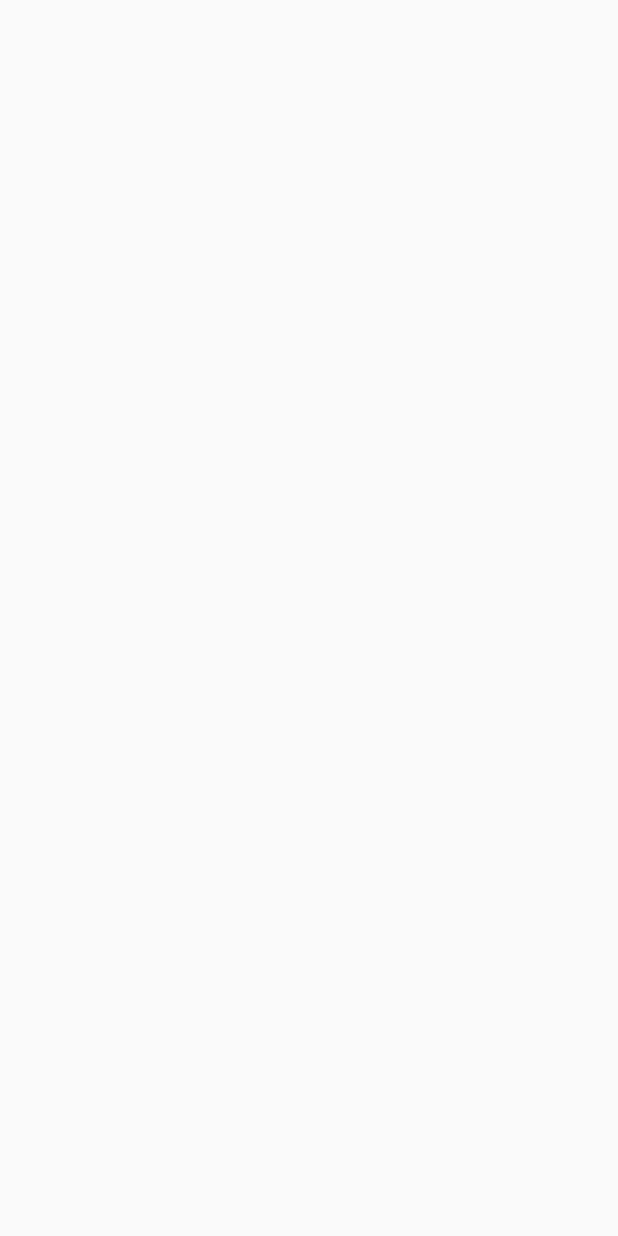
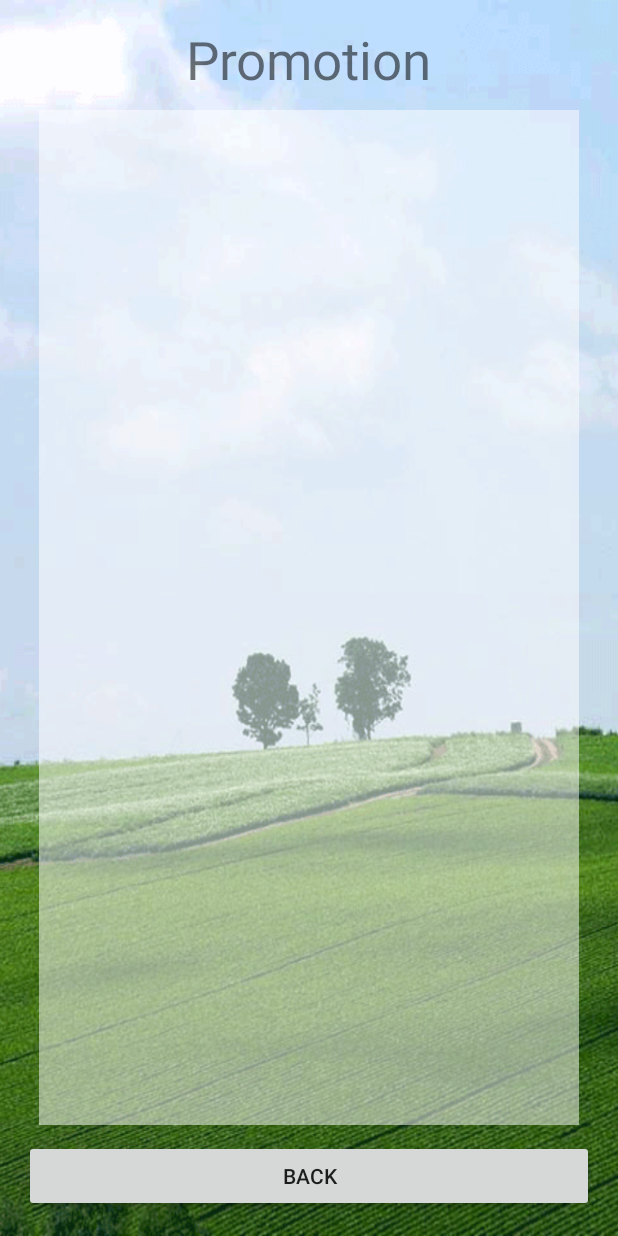
Before and after one commit to masterUNG/ShowPro, an Android app: the PromotionActivity screen opened directly, with no data from a screen before it, on a phone screen of 412 x 824 dp. Before the commit the screen is empty. Run offline under Robolectric (Android 15) with nearby library versions, the phone set to English and light mode, and no system bars.

Commit message:
Create Back Promotion finish

```diff
--- a/app/src/main/java/appewtc/masterung/showpro/PromotionActivity.java
+++ b/app/src/main/java/appewtc/masterung/showpro/PromotionActivity.java
@@ -2,12 +2,26 @@ package appewtc.masterung.showpro;
 
 import android.support.v7.app.AppCompatActivity;
 import android.os.Bundle;
+import android.view.View;
+import android.widget.ListView;
 
 public class PromotionActivity extends AppCompatActivity {
+
+    //Explicit
+    private ListView promotionListView;
 
     @Override
     protected void onCreate(Bundle savedInstanceState) {
         super.onCreate(savedInstanceState);
         setContentView(R.layout.activity_promotion);
+
+        //Bind Widget
+        promotionListView = (ListView) findViewById(R.id.listView2);
+
+    }   // Main Method
+
+    public void clickBackPromotion(View view) {
+        finish();
     }
-}
+
+}   // Main Class
--- a/app/src/main/res/layout/activity_promotion.xml
+++ b/app/src/main/res/layout/activity_promotion.xml
@@ -7,6 +7,31 @@
     android:paddingLeft="@dimen/activity_horizontal_margin"
     android:paddingRight="@dimen/activity_horizontal_margin"
     android:paddingTop="@dimen/activity_vertical_margin"
-    tools:context="appewtc.masterung.showpro.PromotionActivity">
+    tools:context="appewtc.masterung.showpro.PromotionActivity"
+    android:background="@drawable/bg25">
 
+    <TextView
+        android:layout_width="wrap_content"
+        android:layout_height="wrap_content"
+        android:text="Promotion"
+        android:id="@+id/textView18"
+        android:textSize="@dimen/h1"
+        android:layout_centerHorizontal="true" />
+
+    <ListView
+        android:layout_width="wrap_content"
+        android:layout_height="wrap_content"
+        android:id="@+id/listView2"
+        android:layout_below="@+id/textView18"
+        android:layout_margin="10dp"
+        android:layout_above="@+id/button6"
+        android:background="#82ffffff" />
+
+    <Button
+        android:layout_width="match_parent"
+        android:layout_height="wrap_content"
+        android:text="Back"
+        android:id="@+id/button6"
+        android:layout_alignParentBottom="true"
+        android:onClick="clickBackPromotion" />
 </RelativeLayout>
```
